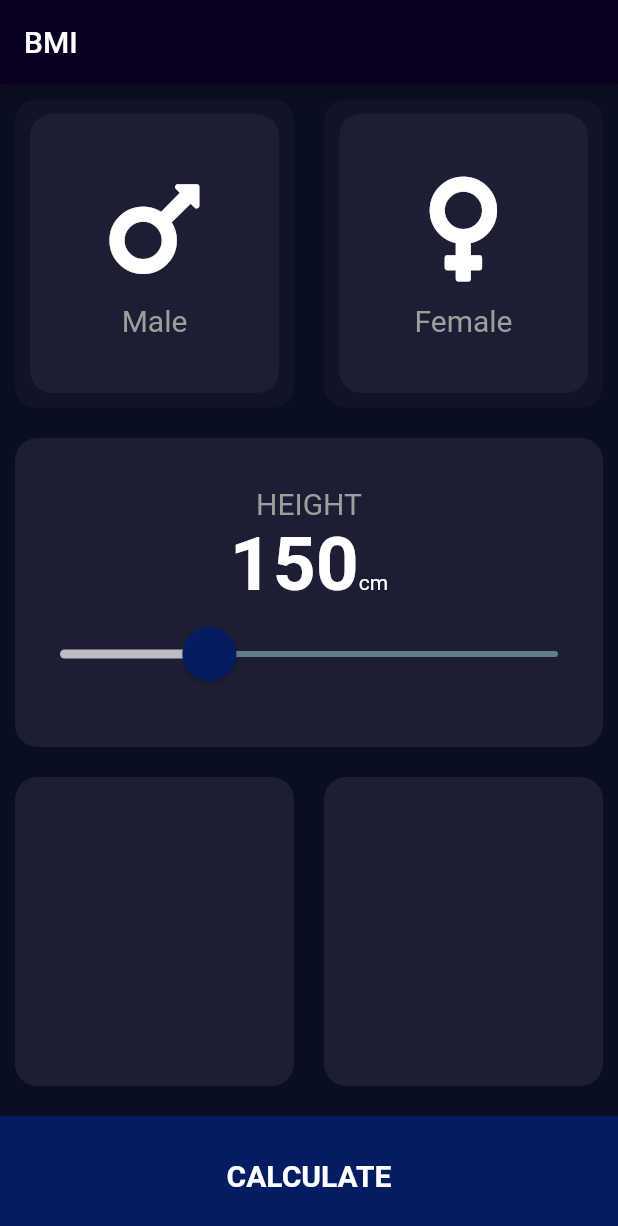
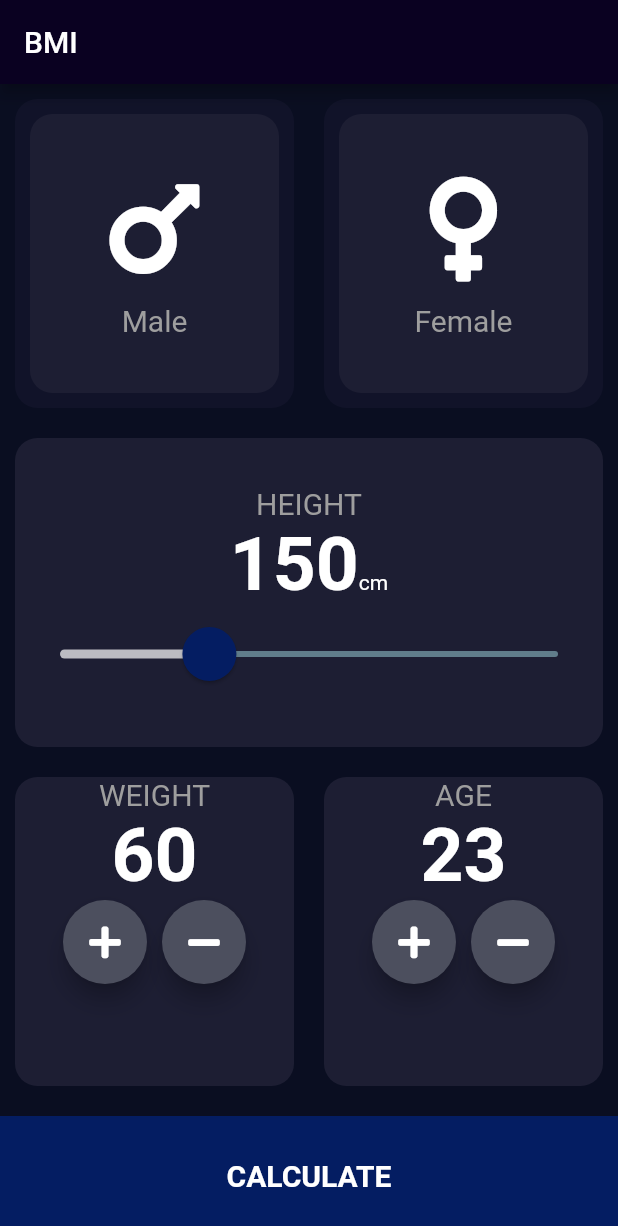
Before and after one commit to Rikanthan/BMI, a Flutter app: the screen it shows after launch, on a phone screen of 412 x 824 dp. Shown: the top 1226 px of the screen. Run offline on Flutter 3.47's test engine with Material 2 defaults, Android fonts, the phone set to English and light mode, and no system bars; our stand-ins replace font_awesome_flutter.

Commit message:
slider weight,age

```diff
--- a/lib/constants.dart
+++ b/lib/constants.dart
@@ -16,3 +16,27 @@ const kNumbertext=TextStyle
 const kBottomBarHeight=80.0;
 const kcardColor =Color(0xFF1D1E33);
 const kInactivecardcolor =Color(0xFF111329);
+
+class RoundIconButton extends StatelessWidget {
+
+
+  RoundIconButton({this.icon,this.action});
+  final IconData icon;
+  final Function action;
+
+
+  @override
+  Widget build(BuildContext context) {
+    return RawMaterialButton(
+      child: Icon(icon),
+      onPressed: action,
+      elevation: 6.0,
+      constraints: BoxConstraints.tightFor(
+        width: 56.0,
+        height: 56.0,
+      ),
+      shape: CircleBorder(),
+      fillColor: Color(0xFF4C4F5E),
+    );
+  }
+}
--- a/lib/input.dart
+++ b/lib/input.dart
@@ -24,6 +24,8 @@ class _InputState extends State<Input> {
 
   Gender selectedGender;
   int height=150;
+  int weight=60;
+  int age=23;
 
   Widget build(BuildContext context) {
     return Scaffold(
@@ -106,11 +108,6 @@ class _InputState extends State<Input> {
                               thumbShape: RoundSliderThumbShape(enabledThumbRadius: 18.0),
                               overlayShape: RoundSliderOverlayShape(overlayRadius: 30.0),
 
-
-
-
-
-
                             ),
                             child: Slider(
                               value: height.toDouble(),
@@ -142,11 +139,84 @@ class _InputState extends State<Input> {
             child: Row(
               children: <Widget>[
                 Expanded(
-                    child: newcard(colour: kcardColor),
+                    child: newcard(colour: kcardColor,
+                    cardchild: Column(
+                        children: <Widget>[
+                          Text(
+                            'WEIGHT',
+                                style: kLabeltext,
+                          ),
+                          Text(
+                            weight.toString(),
+                            style: kNumbertext,
+                          ),
+                          Row(
+                            mainAxisAlignment:MainAxisAlignment.center,
+                            children: <Widget>[
+                              RoundIconButton(icon:FontAwesomeIcons.plus ,
+                                action: (){
+                                setState(() {
+                                  weight++;
+                                });
+                                } ,),
+                              SizedBox(
+                                width: 10.0,
+
+                              ),
+                              RoundIconButton(icon: FontAwesomeIcons.minus,
+                                action: (){
+                                setState(() {
+                                  weight--;
+                                });
+
+                                } ,)
+                            ],
+                          )
+
+                        ],
+
+
+                      ),),
 
                 ),
                 Expanded(
-                  child: newcard(colour: kcardColor),
+                  child: newcard(colour: kcardColor,
+                  cardchild: Column(
+                    children: <Widget>[
+                      Text(
+                        'AGE',
+                        style: kLabeltext,
+                      ),
+                      Text(
+                        age.toString(),
+                        style: kNumbertext,
+                      ),
+                      Row(
+                        mainAxisAlignment:MainAxisAlignment.center,
+                        children: <Widget>[
+                          RoundIconButton(icon:FontAwesomeIcons.plus ,action: (){
+                            setState(() {
+                              age++;
+                            });
+                          },),
+                          SizedBox(
+                            width: 10.0,
+
+                          ),
+                          RoundIconButton(icon: FontAwesomeIcons.minus,
+                          action: (){
+                            setState(() {
+                              age--;
+                            });
+                          },)
+                        ],
+                      )
+
+                    ],
+
+
+                  )
+                    ,),
                        ),
               ],
 
```
